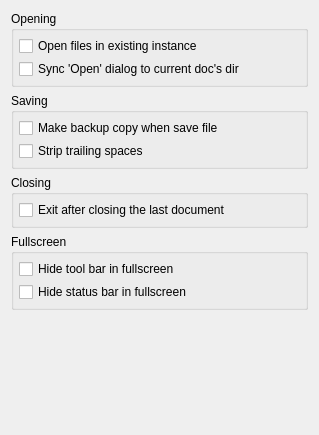
Old version of the form src/app/ui/forms/MainSettingsPage.ui in the repository Mezomish/juffed.
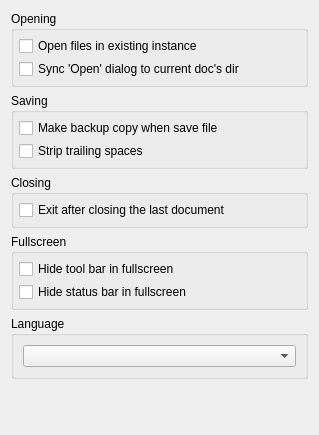
New version of the form.

Commit message: Added manual language selection

What changed in the file:
```diff
--- a/src/app/ui/forms/MainSettingsPage.ui
+++ b/src/app/ui/forms/MainSettingsPage.ui
@@ -132,6 +132,18 @@
      </layout>
     </widget>
    </item>
+   <item>
+    <widget class="QGroupBox" name="groupBox_5">
+     <property name="title">
+      <string>Language</string>
+     </property>
+     <layout class="QVBoxLayout" name="verticalLayout_6">
+      <item>
+       <widget class="QComboBox" name="languageCmb"/>
+      </item>
+     </layout>
+    </widget>
+   </item>
    <item>
     <spacer>
      <property name="orientation">
```
The commit also changes 7 other files.
